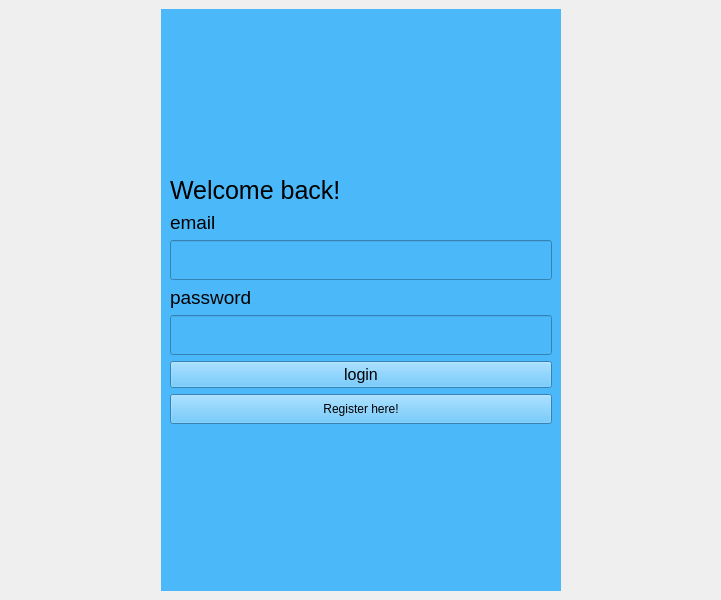
pvminhha2016-hub/PTA39PTA39-SPCK, file ui/login.ui: the form before one commit.
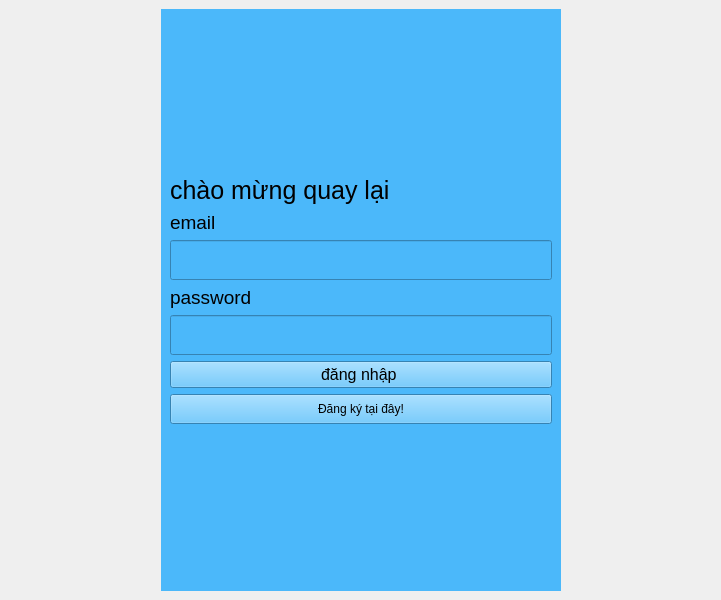
The form after the commit.

Diff of the .ui file:
```diff
--- a/ui/login.ui
+++ b/ui/login.ui
@@ -61,7 +61,7 @@
           </font>
          </property>
          <property name="text">
-          <string>Welcome back!</string>
+          <string>chào mừng quay lại</string>
          </property>
         </widget>
        </item>
@@ -138,7 +138,7 @@
           </font>
          </property>
          <property name="text">
-          <string>login</string>
+          <string>đăng nhập </string>
          </property>
         </widget>
        </item>
@@ -156,7 +156,7 @@
           </font>
          </property>
          <property name="text">
-          <string>Register here!</string>
+          <string>Đăng ký tại đây!</string>
          </property>
         </widget>
        </item>
```
